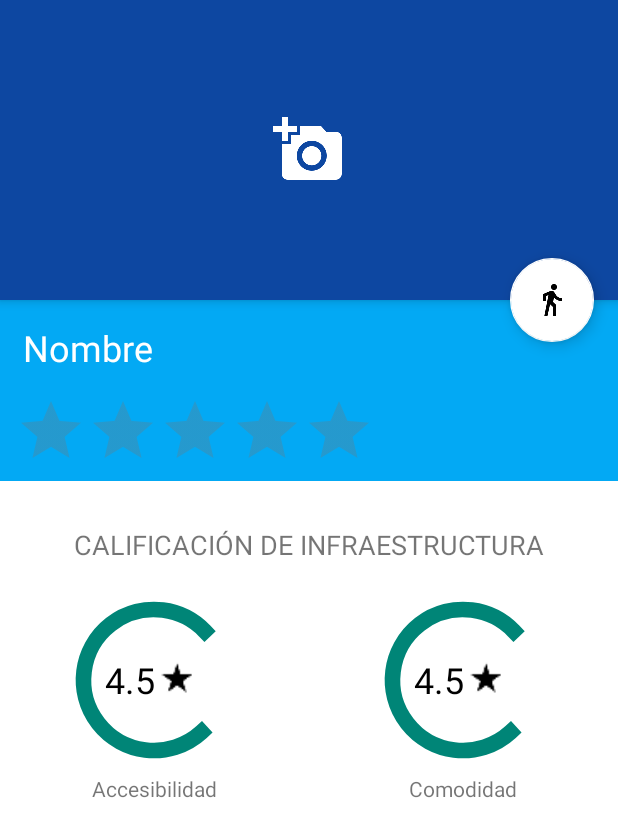
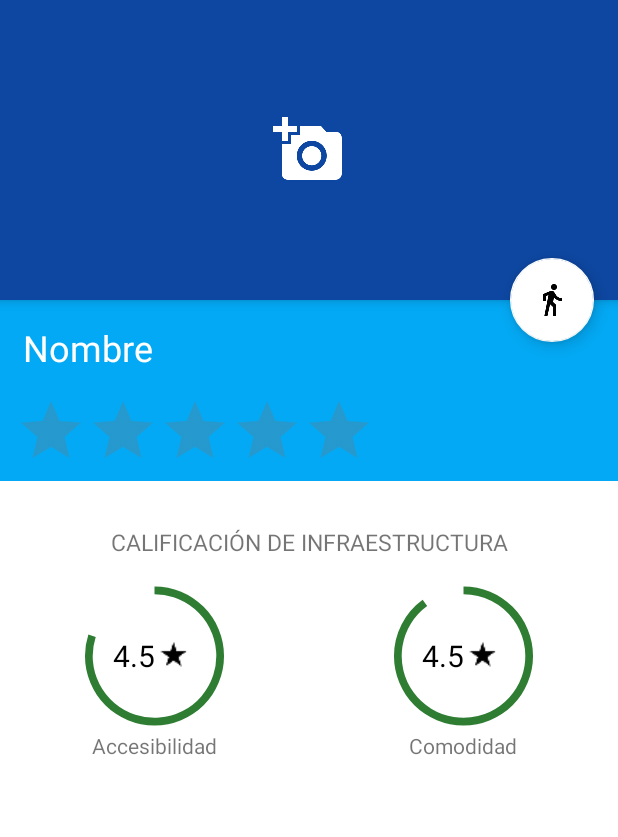
Before and after one commit to Vichoh/InclusivApp, an Android app: the layout activity_desc_lugar.xml on its own in the app's theme, with its tools: preview values and no code run, on a phone screen of 412 x 824 dp. Shown: the top 837 px of the screen. Run offline under Robolectric (Android 15) with nearby library versions, the phone set to English and light mode, and no system bars.

Commit message:
asdad
asdsada

```diff
--- a/Avance/app/src/main/java/com/example/adrian/avance/Categoria.java
+++ b/Avance/app/src/main/java/com/example/adrian/avance/Categoria.java
@@ -27,6 +27,7 @@ public class Categoria extends AppCompatActivity {
         Seteando el adaptador al GridView
          */
         GridView gridview = (GridView) findViewById(R.id.GridCategoria);
+
         gridview.setAdapter(new ImagenAdapter(this));
 
         /*
--- /dev/null
+++ b/Avance/app/src/main/res/drawable/progress_circle.xml
@@ -0,0 +1,41 @@
+<?xml version="1.0" encoding="utf-8"?>
+<layer-list xmlns:android="http://schemas.android.com/apk/res/android" >
+
+    <item android:id="@android:id/progress"
+        >
+    <shape
+        android:innerRadiusRatio="5"
+        android:shape="ring"
+        android:thicknessRatio="40.0"
+        >
+        <gradient
+
+            android:angle="120"
+            android:centerColor="#2E7D32"
+            android:endColor="#2E7D32"
+            android:startColor="#2E7D32"
+            android:type="sweep" />
+    </shape>
+</item>
+    <item android:id="@android:id/secondaryProgress">
+
+        <rotate
+            android:fromDegrees="270"
+            android:pivotX="50%"
+            android:pivotY="50%"
+            android:toDegrees="270" >
+            <shape
+                android:innerRadiusRatio="5"
+                android:shape="ring"
+                android:thicknessRatio="40.0" >
+                <gradient
+                    android:angle="120"
+                    android:centerColor="#2E7D32"
+                    android:endColor="#2E7D32"
+                    android:startColor="#2E7D32"
+                    android:type="sweep" />
+            </shape>
+        </rotate>
+    </item>
+
+</layer-list>
--- a/Avance/app/src/main/res/layout/activity_desc_lugar.xml
+++ b/Avance/app/src/main/res/layout/activity_desc_lugar.xml
@@ -100,6 +100,7 @@
             android:layout_gravity="left"
             android:theme="@style/RatingBar"
             android:layout_marginLeft="10dp"
+
             />
 
         <LinearLayout
@@ -116,7 +117,7 @@
                 android:text="CALIFICACIÓN DE INFRAESTRUCTURA"
                 android:textAlignment="center"
                 android:paddingTop="30dp"
-                android:textSize="18dp"/>
+                android:textSize="15dp"/>
 
 
             <LinearLayout
@@ -145,19 +146,22 @@
                             android:layout_height="match_parent">
                             <ProgressBar
                                 android:layout_width="match_parent"
-                                android:layout_height="125dp"
+                                android:layout_height="100dp"
                                 android:id="@+id/progress_bar_accesibilidad"
                                 android:indeterminate="false"
                                 android:layout_gravity="center"
                                 android:theme="@style/progresBar"
-                                style="@style/Widget.AppCompat.ProgressBar"
+                                style="?android:attr/progressBarStyleHorizontal"
                                 android:max="5"
+                                android:progress="4"
+                                android:progressDrawable="@drawable/progress_circle"
+                                android:rotation="-90"
 
                                 />
 
                             <LinearLayout
                                 android:layout_width="match_parent"
-                                android:layout_height="125dp"
+                                android:layout_height="100dp"
                                 android:orientation="horizontal"
                                 android:gravity="center">
 
@@ -167,7 +171,7 @@
                                     android:text="4.5"
                                     android:gravity="center|right"
                                     android:layout_weight="1"
-                                    android:textSize="24dp"
+                                    android:textSize="20dp"
                                     android:textColor="@android:color/black"
                                     android:id="@+id/valoracion_centro_accesibilidad"
                                     />
@@ -180,7 +184,7 @@
                                     >
 
                                     <ImageView
-                                        android:layout_width="30dp"
+                                        android:layout_width="25dp"
                                         android:layout_height="match_parent"
                                         android:src="@drawable/ic_star_rate_black_18dp"
 
@@ -221,19 +225,22 @@
                             android:layout_height="match_parent">
                             <ProgressBar
                             android:layout_width="match_parent"
-                                android:layout_height="125dp"
+                            android:layout_height="100dp"
                             android:id="@+id/progress_bar_comodidad"
                             android:indeterminate="false"
                             android:layout_gravity="center"
                             android:theme="@style/progresBar"
-                                style="@style/Widget.AppCompat.ProgressBar"
-                                android:max="5"
+                            style="?android:attr/progressBarStyleHorizontal"
+                            android:max="10"
+                            android:progress="9"
+                            android:progressDrawable="@drawable/progress_circle"
+                            android:rotation="-90"
 
                             />
 
                             <LinearLayout
                                 android:layout_width="match_parent"
-                                android:layout_height="125dp"
+                                android:layout_height="100dp"
                                 android:orientation="horizontal"
                                 android:gravity="center">
 
@@ -243,7 +250,7 @@
                                     android:text="4.5"
                                     android:gravity="center|right"
                                     android:layout_weight="1"
-                                    android:textSize="24dp"
+                                    android:textSize="20dp"
                                     android:textColor="@android:color/black"
                                     android:id="@+id/valoracion_centro_comodidad"
                                     />
@@ -256,7 +263,7 @@
                                     >
 
                                     <ImageView
-                                        android:layout_width="30dp"
+                                        android:layout_width="25dp"
                                         android:layout_height="match_parent"
                                         android:src="@drawable/ic_star_rate_black_18dp"
 
--- a/Avance/app/src/main/res/layout/activity_img_lugar.xml
+++ b/Avance/app/src/main/res/layout/activity_img_lugar.xml
@@ -1,7 +1,8 @@
 <RelativeLayout android:layout_width="match_parent"
     android:layout_height="match_parent"
     android:background="@android:color/white"
-    xmlns:android="http://schemas.android.com/apk/res/android">
+    xmlns:android="http://schemas.android.com/apk/res/android"
+    android:id="@+id/relative">
 
 
 <Imageview
@@ -9,7 +10,6 @@
     android:layout_width="match_parent"
     android:layout_height="match_parent"
     android:id="@+id/originalImage"
-
 
     />
 
--- a/Avance/app/src/main/res/layout/item_lista.xml
+++ b/Avance/app/src/main/res/layout/item_lista.xml
@@ -1,6 +1,6 @@
 <?xml version="1.0" encoding="utf-8"?>
 <LinearLayout xmlns:android="http://schemas.android.com/apk/res/android"
-    android:orientation="vertical" android:layout_width="match_parent"
+    android:orientation="horizontal" android:layout_width="match_parent"
     android:layout_height="match_parent">
 
     <ImageView
--- a/Avance/app/src/main/res/values/styles.xml
+++ b/Avance/app/src/main/res/values/styles.xml
@@ -54,6 +54,7 @@
 
     <style name="progresBar" parent="Theme.AppCompat.Light">
         <item name="color">#2E7D32</item>
+
     </style>
 
 
```
Also changed, not shown: Avance/app/src/main/java/com/example/adrian/avance/ImagenAdapter.java (+60 -6 lines), Avance/app/src/main/java/com/example/adrian/avance/Mapa.java (+12 -13 lines), Avance/app/src/main/java/rest/ObtenerBusqueda.java (+24 -2 lines). Lines whose indentation alone changed are shown as unchanged.
